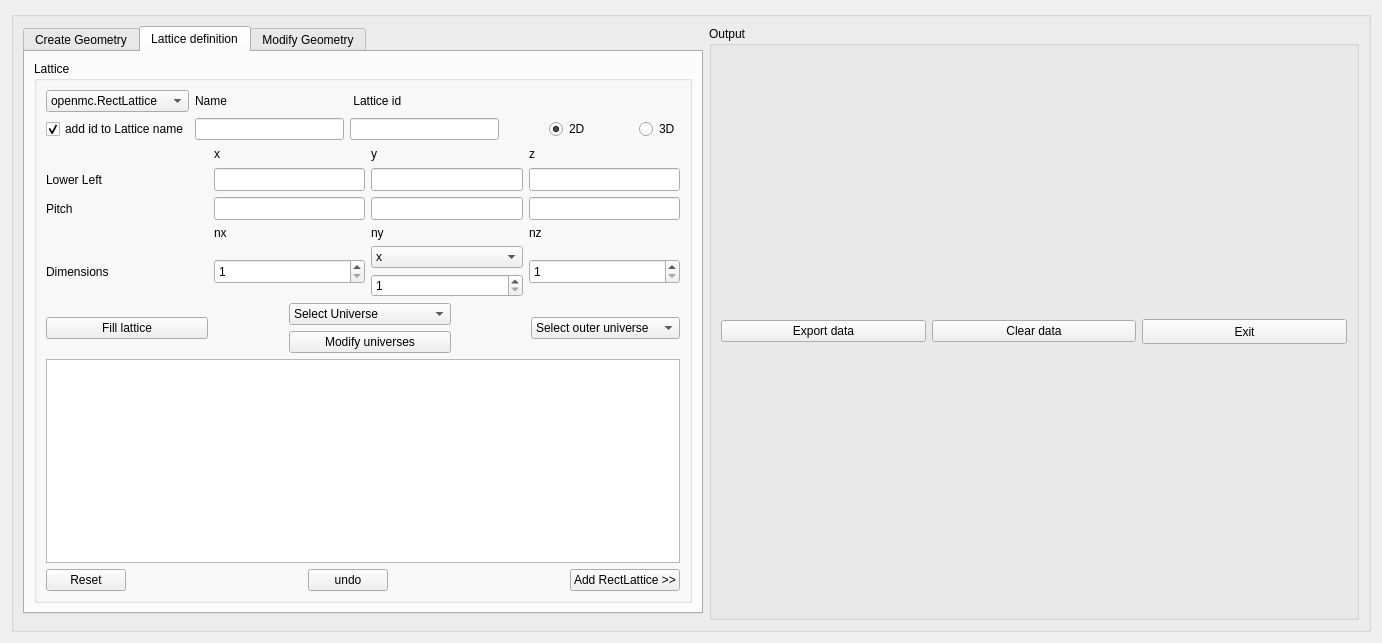
Before: the Qt Designer form src/ui/ExportGeometry.ui in tarekbardouni/ERSN-OpenMC-Py, drawn with Qt 5.
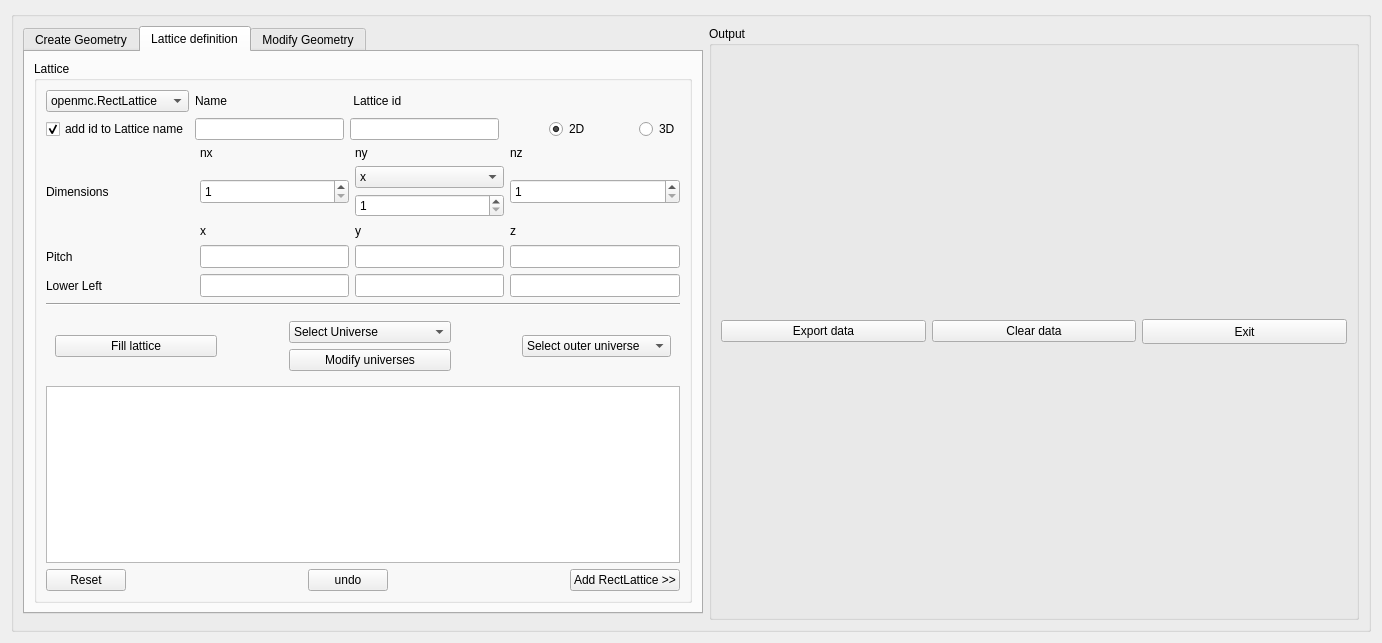
After: the same form once the commit is applied. The open tabs and pages were chosen to show the change.

Patch:
```diff
--- a/src/ui/ExportGeometry.ui
+++ b/src/ui/ExportGeometry.ui
@@ -1140,125 +1140,26 @@
                </item>
                <item row="1" column="0">
                 <layout class="QGridLayout" name="gridLayout_8">
-                 <item row="0" column="1">
-                  <widget class="QLabel" name="label_19">
-                   <property name="sizePolicy">
-                    <sizepolicy hsizetype="Preferred" vsizetype="Preferred">
-                     <horstretch>0</horstretch>
-                     <verstretch>0</verstretch>
-                    </sizepolicy>
-                   </property>
-                   <property name="minimumSize">
-                    <size>
-                     <width>16</width>
-                     <height>16</height>
-                    </size>
-                   </property>
-                   <property name="text">
-                    <string>x</string>
-                   </property>
-                  </widget>
-                 </item>
-                 <item row="0" column="2">
-                  <widget class="QLabel" name="label_20">
-                   <property name="sizePolicy">
-                    <sizepolicy hsizetype="Preferred" vsizetype="Preferred">
-                     <horstretch>0</horstretch>
-                     <verstretch>0</verstretch>
-                    </sizepolicy>
-                   </property>
-                   <property name="minimumSize">
-                    <size>
-                     <width>16</width>
-                     <height>16</height>
-                    </size>
-                   </property>
-                   <property name="text">
-                    <string>y</string>
-                   </property>
-                  </widget>
-                 </item>
-                 <item row="0" column="3">
-                  <widget class="QLabel" name="label_21">
-                   <property name="sizePolicy">
-                    <sizepolicy hsizetype="Preferred" vsizetype="Preferred">
-                     <horstretch>0</horstretch>
-                     <verstretch>0</verstretch>
-                    </sizepolicy>
-                   </property>
-                   <property name="minimumSize">
-                    <size>
-                     <width>0</width>
-                     <height>16</height>
-                    </size>
-                   </property>
-                   <property name="text">
-                    <string>z</string>
-                   </property>
-                  </widget>
-                 </item>
-                 <item row="1" column="0">
-                  <widget class="QLabel" name="label_22">
-                   <property name="minimumSize">
-                    <size>
-                     <width>162</width>
-                     <height>16</height>
-                    </size>
-                   </property>
-                   <property name="text">
-                    <string>Lower Left</string>
-                   </property>
-                  </widget>
-                 </item>
-                 <item row="1" column="1">
-                  <widget class="QLineEdit" name="lineEdit_22">
-                   <property name="sizePolicy">
-                    <sizepolicy hsizetype="Preferred" vsizetype="Preferred">
-                     <horstretch>0</horstretch>
-                     <verstretch>0</verstretch>
-                    </sizepolicy>
-                   </property>
-                   <property name="minimumSize">
-                    <size>
-                     <width>0</width>
-                     <height>23</height>
-                    </size>
-                   </property>
-                  </widget>
-                 </item>
-                 <item row="1" column="2">
-                  <widget class="QLineEdit" name="lineEdit_23">
-                   <property name="sizePolicy">
-                    <sizepolicy hsizetype="Preferred" vsizetype="Preferred">
-                     <horstretch>0</horstretch>
-                     <verstretch>0</verstretch>
-                    </sizepolicy>
-                   </property>
-                   <property name="minimumSize">
-                    <size>
-                     <width>0</width>
-                     <height>23</height>
-                    </size>
-                   </property>
-                  </widget>
-                 </item>
                  <item row="1" column="3">
-                  <widget class="QLineEdit" name="lineEdit_24">
+                  <widget class="QSpinBox" name="spinBox_3">
                    <property name="sizePolicy">
                     <sizepolicy hsizetype="Preferred" vsizetype="Preferred">
                      <horstretch>0</horstretch>
                      <verstretch>0</verstretch>
                     </sizepolicy>
                    </property>
-                   <property name="minimumSize">
+                   <property name="maximumSize">
                     <size>
-                     <width>0</width>
-                     <height>23</height>
+                     <width>16777215</width>
+                     <height>25</height>
                     </size>
                    </property>
+                   <property name="minimum">
+                    <number>1</number>
+                   </property>
                   </widget>
                  </item>
-                 <item row="2" column="0">
+                 <item row="4" column="0">
                   <widget class="QLabel" name="label_16">
                    <property name="minimumSize">
                     <size>
@@ -1266,28 +1167,18 @@
                      <height>16</height>
                     </size>
                    </property>
+                   <property name="maximumSize">
+                    <size>
+                     <width>148</width>
+                     <height>16777215</height>
+                    </size>
+                   </property>
                    <property name="text">
                     <string>Pitch         </string>
                    </property>
                   </widget>
                  </item>
-                 <item row="2" column="1">
-                  <widget class="QLineEdit" name="lineEdit_21">
-                   <property name="sizePolicy">
-                    <sizepolicy hsizetype="Preferred" vsizetype="Preferred">
-                     <horstretch>0</horstretch>
-                     <verstretch>0</verstretch>
-                    </sizepolicy>
-                   </property>
-                   <property name="minimumSize">
-                    <size>
-                     <width>110</width>
-                     <height>23</height>
-                    </size>
-                   </property>
-                  </widget>
-                 </item>
-                 <item row="2" column="2">
+                 <item row="4" column="2">
                   <widget class="QLineEdit" name="lineEdit_20">
                    <property name="sizePolicy">
                     <sizepolicy hsizetype="Preferred" vsizetype="Preferred">
@@ -1301,25 +1192,15 @@
                      <height>23</height>
                     </size>
                    </property>
-                  </widget>
-                 </item>
-                 <item row="2" column="3">
-                  <widget class="QLineEdit" name="lineEdit_19">
-                   <property name="sizePolicy">
-                    <sizepolicy hsizetype="Preferred" vsizetype="Preferred">
-                     <horstretch>0</horstretch>
-                     <verstretch>0</verstretch>
-                    </sizepolicy>
-                   </property>
-                   <property name="minimumSize">
+                   <property name="maximumSize">
                     <size>
-                     <width>0</width>
-                     <height>23</height>
+                     <width>149</width>
+                     <height>16777215</height>
                     </size>
                    </property>
                   </widget>
                  </item>
-                 <item row="3" column="1">
+                 <item row="0" column="1">
                   <widget class="QLabel" name="label_24">
                    <property name="sizePolicy">
                     <sizepolicy hsizetype="Preferred" vsizetype="Preferred">
@@ -1332,7 +1213,109 @@
                    </property>
                   </widget>
                  </item>
-                 <item row="3" column="2">
+                 <item row="1" column="0">
+                  <widget class="QLabel" name="label_23">
+                   <property name="minimumSize">
+                    <size>
+                     <width>0</width>
+                     <height>0</height>
+                    </size>
+                   </property>
+                   <property name="maximumSize">
+                    <size>
+                     <width>148</width>
+                     <height>16777215</height>
+                    </size>
+                   </property>
+                   <property name="text">
+                    <string>Dimensions</string>
+                   </property>
+                  </widget>
+                 </item>
+                 <item row="1" column="1">
+                  <widget class="QSpinBox" name="spinBox">
+                   <property name="sizePolicy">
+                    <sizepolicy hsizetype="Preferred" vsizetype="Preferred">
+                     <horstretch>0</horstretch>
+                     <verstretch>0</verstretch>
+                    </sizepolicy>
+                   </property>
+                   <property name="maximumSize">
+                    <size>
+                     <width>149</width>
+                     <height>25</height>
+                    </size>
+                   </property>
+                   <property name="minimum">
+                    <number>1</number>
+                   </property>
+                  </widget>
+                 </item>
+                 <item row="6" column="1">
+                  <widget class="QLineEdit" name="lineEdit_22">
+                   <property name="sizePolicy">
+                    <sizepolicy hsizetype="Preferred" vsizetype="Preferred">
+                     <horstretch>0</horstretch>
+                     <verstretch>0</verstretch>
+                    </sizepolicy>
+                   </property>
+                   <property name="minimumSize">
+                    <size>
+                     <width>0</width>
+                     <height>23</height>
+                    </size>
+                   </property>
+                  </widget>
+                 </item>
+                 <item row="4" column="1">
+                  <widget class="QLineEdit" name="lineEdit_21">
+                   <property name="sizePolicy">
+                    <sizepolicy hsizetype="Preferred" vsizetype="Preferred">
+                     <horstretch>0</horstretch>
+                     <verstretch>0</verstretch>
+                    </sizepolicy>
+                   </property>
+                   <property name="minimumSize">
+                    <size>
+                     <width>0</width>
+                     <height>23</height>
+                    </size>
+                   </property>
+                  </widget>
+                 </item>
+                 <item row="4" column="3">
+                  <widget class="QLineEdit" name="lineEdit_19">
+                   <property name="sizePolicy">
+                    <sizepolicy hsizetype="Preferred" vsizetype="Preferred">
+                     <horstretch>0</horstretch>
+                     <verstretch>0</verstretch>
+                    </sizepolicy>
+                   </property>
+                   <property name="minimumSize">
+                    <size>
+                     <width>0</width>
+                     <height>23</height>
+                    </size>
+                   </property>
+                  </widget>
+                 </item>
+                 <item row="6" column="2">
+                  <widget class="QLineEdit" name="lineEdit_23">
+                   <property name="sizePolicy">
+                    <sizepolicy hsizetype="Preferred" vsizetype="Preferred">
+                     <horstretch>0</horstretch>
+                     <verstretch>0</verstretch>
+                    </sizepolicy>
+                   </property>
+                   <property name="minimumSize">
+                    <size>
+                     <width>0</width>
+                     <height>23</height>
+                    </size>
+                   </property>
+                  </widget>
+                 </item>
+                 <item row="0" column="2">
                   <widget class="QLabel" name="label_25">
                    <property name="sizePolicy">
                     <sizepolicy hsizetype="Preferred" vsizetype="Preferred">
@@ -1345,7 +1328,7 @@
                    </property>
                   </widget>
                  </item>
-                 <item row="3" column="3">
+                 <item row="0" column="3">
                   <widget class="QLabel" name="label_26">
                    <property name="sizePolicy">
                     <sizepolicy hsizetype="Preferred" vsizetype="Preferred">
@@ -1358,51 +1341,29 @@
                    </property>
                   </widget>
                  </item>
-                 <item row="4" column="0">
-                  <widget class="QLabel" name="label_23">
-                   <property name="minimumSize">
-                    <size>
-                     <width>0</width>
-                     <height>0</height>
-                    </size>
-                   </property>
-                   <property name="maximumSize">
-                    <size>
-                     <width>1111111</width>
-                     <height>16777215</height>
-                    </size>
-                   </property>
-                   <property name="text">
-                    <string>Dimensions</string>
-                   </property>
-                  </widget>
-                 </item>
-                 <item row="4" column="1">
-                  <widget class="QSpinBox" name="spinBox">
+                 <item row="6" column="3">
+                  <widget class="QLineEdit" name="lineEdit_24">
                    <property name="sizePolicy">
                     <sizepolicy hsizetype="Preferred" vsizetype="Preferred">
                      <horstretch>0</horstretch>
                      <verstretch>0</verstretch>
                     </sizepolicy>
                    </property>
-                   <property name="maximumSize">
+                   <property name="minimumSize">
                     <size>
-                     <width>16777215</width>
-                     <height>25</height>
+                     <width>0</width>
+                     <height>23</height>
                     </size>
                    </property>
-                   <property name="minimum">
-                    <number>1</number>
-                   </property>
                   </widget>
                  </item>
-                 <item row="4" column="2">
+                 <item row="1" column="2">
                   <layout class="QVBoxLayout" name="verticalLayout_3">
                    <item>
                     <widget class="QComboBox" name="XY_CB">
                      <property name="maximumSize">
                       <size>
-                       <width>16777215</width>
+                       <width>149</width>
                        <height>25</height>
                       </size>
                      </property>
@@ -1428,7 +1389,7 @@
                      </property>
                      <property name="maximumSize">
                       <size>
-                       <width>16777215</width>
+                       <width>149</width>
                        <height>25</height>
                       </size>
                      </property>
@@ -1442,22 +1403,79 @@
                    </item>
                   </layout>
                  </item>
-                 <item row="4" column="3">
-                  <widget class="QSpinBox" name="spinBox_3">
-                   <property name="sizePolicy">
-                    <sizepolicy hsizetype="Preferred" vsizetype="Preferred">
-                     <horstretch>0</horstretch>
-                     <verstretch>0</verstretch>
-                    </sizepolicy>
+                 <item row="6" column="0">
+                  <widget class="QLabel" name="label_22">
+                   <property name="minimumSize">
+                    <size>
+                     <width>0</width>
+                     <height>16</height>
+                    </size>
                    </property>
                    <property name="maximumSize">
                     <size>
-                     <width>16777215</width>
-                     <height>25</height>
+                     <width>148</width>
+                     <height>16777215</height>
                     </size>
                    </property>
-                   <property name="minimum">
-                    <number>1</number>
+                   <property name="text">
+                    <string>Lower Left</string>
+                   </property>
+                  </widget>
+                 </item>
+                 <item row="3" column="1">
+                  <widget class="QLabel" name="label_19">
+                   <property name="sizePolicy">
+                    <sizepolicy hsizetype="Preferred" vsizetype="Preferred">
+                     <horstretch>0</horstretch>
+                     <verstretch>0</verstretch>
+                    </sizepolicy>
+                   </property>
+                   <property name="minimumSize">
+                    <size>
+                     <width>16</width>
+                     <height>16</height>
+                    </size>
+                   </property>
+                   <property name="text">
+                    <string>x</string>
+                   </property>
+                  </widget>
+                 </item>
+                 <item row="3" column="2">
+                  <widget class="QLabel" name="label_20">
+                   <property name="sizePolicy">
+                    <sizepolicy hsizetype="Preferred" vsizetype="Preferred">
+                     <horstretch>0</horstretch>
+                     <verstretch>0</verstretch>
+                    </sizepolicy>
+                   </property>
+                   <property name="minimumSize">
+                    <size>
+                     <width>16</width>
+                     <height>16</height>
+                    </size>
+                   </property>
+                   <property name="text">
+                    <string>y</string>
+                   </property>
+                  </widget>
+                 </item>
+                 <item row="3" column="3">
+                  <widget class="QLabel" name="label_21">
+                   <property name="sizePolicy">
+                    <sizepolicy hsizetype="Preferred" vsizetype="Preferred">
+                     <horstretch>0</horstretch>
+                     <verstretch>0</verstretch>
+                    </sizepolicy>
+                   </property>
+                   <property name="minimumSize">
+                    <size>
+                     <width>0</width>
+                     <height>16</height>
+                    </size>
+                   </property>
+                   <property name="text">
+                    <string>z</string>
                    </property>
                   </widget>
                  </item>
@@ -1466,6 +1484,14 @@
                <item row="2" column="0">
                 <layout class="QVBoxLayout" name="verticalLayout_6">
                  <item>
+                  <widget class="Line" name="line">
+                   <property name="orientation">
+                    <enum>Qt::Horizontal</enum>
+                   </property>
+                  </widget>
+                 </item>
+                 <item>
+                  <widget class="QFrame" name="">
                   <layout class="QHBoxLayout" name="horizontalLayout_2">
                    <item>
                     <widget class="QPushButton" name="pushButton_7">
@@ -1560,6 +1586,7 @@
                     </widget>
                    </item>
                   </layout>
+                  </widget>
                  </item>
                  <item>
                   <widget class="QTextEdit" name="textEdit">
```
Left out of the diff: 5 changed lines with no effect on the pictures. Lines whose indentation alone changed are shown as unchanged.
